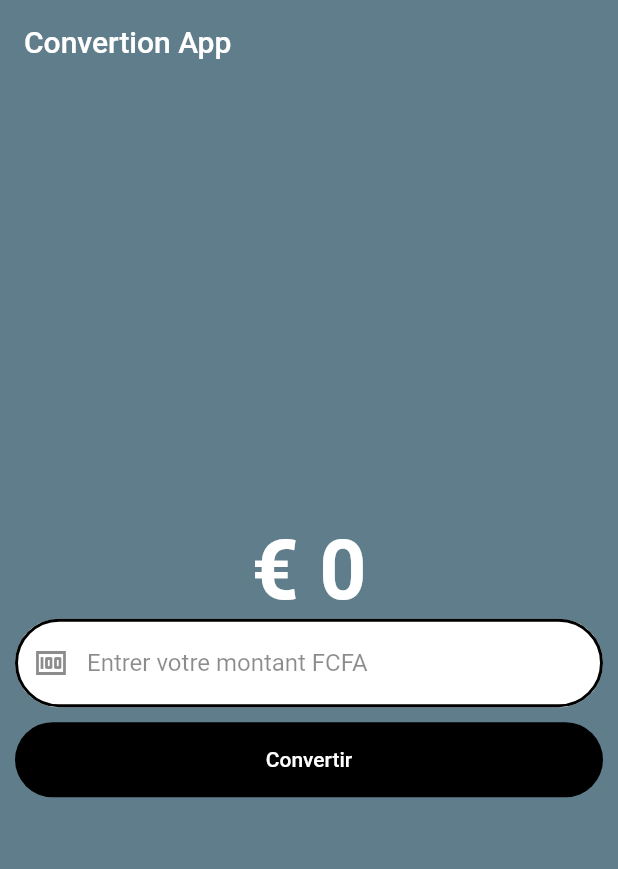
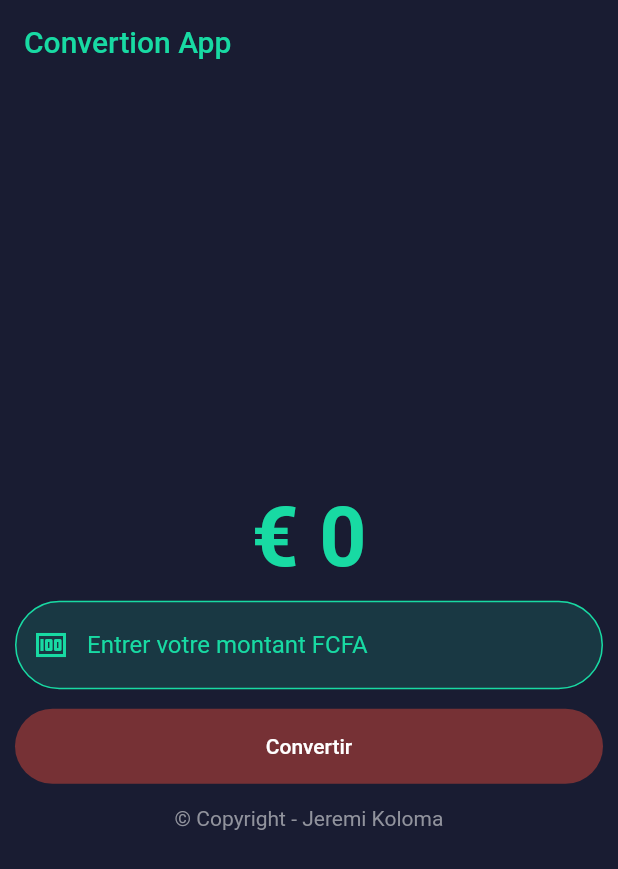
Before and after one commit to Jeremi-Koloma/currencyConverter, a Flutter app: the screen it shows after launch, on a phone screen of 412 x 824 dp. Shown: the top 869 px of the screen. Run offline on Flutter 3.47's test engine with Material 2 defaults, Android fonts, the phone set to English and light mode, and no system bars.

Commit message:
Changement du Design

```diff
--- a/lib/pages/currency_converter_material_page.dart
+++ b/lib/pages/currency_converter_material_page.dart
@@ -21,23 +21,25 @@ class _CurrencyConverterMaterialPageState
     // une varaible pour les bordures
     final myborder = OutlineInputBorder(
       borderSide: BorderSide(
-        width: 2.0,
+        width: 1.0,
         style: BorderStyle.solid,
+        color: Color(0xff18DAA3),
       ),
       borderRadius: BorderRadius.all(Radius.circular(50)),
     );
 
     return Scaffold(
-      backgroundColor: Colors.blueGrey,
+      backgroundColor: const Color(0xff191C32),
       appBar: AppBar(
         title: const Text(
           "Convertion App",
           style: TextStyle(
             fontSize: 20,
+            color: Color(0xff18DAA3),
           ),
         ),
         elevation: 0,
-        backgroundColor: Colors.blueGrey,
+        backgroundColor: const Color(0xff191C32),
       ),
       body: Center(
         child: Padding(
@@ -48,26 +50,27 @@ class _CurrencyConverterMaterialPageState
               Text(
                 "€ ${resultConvert != 0 ? resultConvert.toStringAsFixed(2) : resultConvert.toStringAsFixed(0)}", // toStringAsFixed le nombre de chiffre après la virgule
                 style: const TextStyle(
-                  color: Colors.white,
+                  color: Color(0xff18DAA3),
                   fontSize: 55,
                   fontWeight: FontWeight.bold,
                 ),
               ),
+              const SizedBox(height: 10),
               TextField(
                 // recupérons les valeurs rentré dans le champs
                 controller: textEditingController,
                 style: const TextStyle(
-                  color: Colors.black,
+                  color: Color(0xff18DAA3),
                 ),
                 decoration: InputDecoration(
                   hintText: "Entrer votre montant FCFA",
                   hintStyle: const TextStyle(
-                    color: Colors.black45,
+                    color: Color(0xff18DAA3),
                   ),
                   prefixIcon: const Icon(Icons.money),
-                  prefixIconColor: Colors.black45,
+                  prefixIconColor: const Color(0xff18DAA3),
                   filled: true,
-                  fillColor: Colors.white,
+                  fillColor: const Color(0xff193843),
                   focusedBorder: myborder,
                   enabledBorder: myborder,
                 ),
@@ -75,7 +78,7 @@ class _CurrencyConverterMaterialPageState
                   decimal: true,
                 ),
               ),
-              const SizedBox(height: 10),
+              const SizedBox(height: 13),
               TextButton(
                 onPressed: () {
                   setState(() {
@@ -84,7 +87,7 @@ class _CurrencyConverterMaterialPageState
                   });
                 },
                 style: TextButton.styleFrom(
-                  backgroundColor: Colors.black,
+                  backgroundColor: const Color(0xff763135),
                   foregroundColor: Colors.white,
                   minimumSize: const Size(double.infinity, 50),
                   shape: const RoundedRectangleBorder(
@@ -94,7 +97,14 @@ class _CurrencyConverterMaterialPageState
                   ),
                 ),
                 child: const Text("Convertir"),
-              )
+              ),
+              const SizedBox(height: 15),
+              const Text(
+                "© Copyright - Jeremi Koloma",
+                style: TextStyle(
+                  color: Color(0xff91939D),
+                ),
+              ),
             ],
           ),
         ),
```
